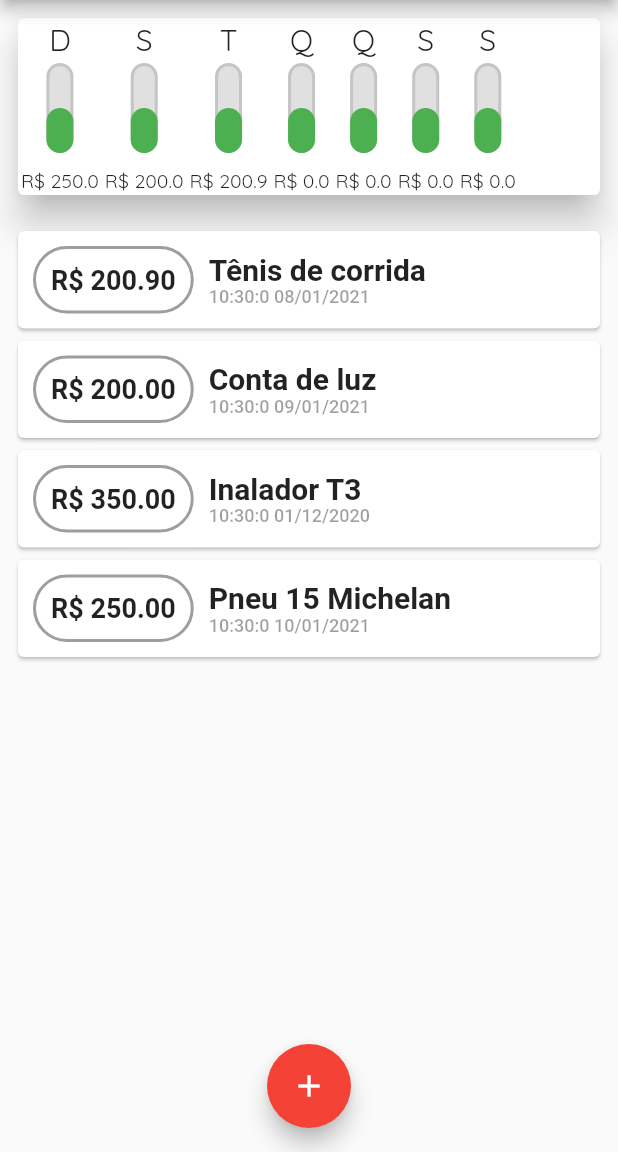
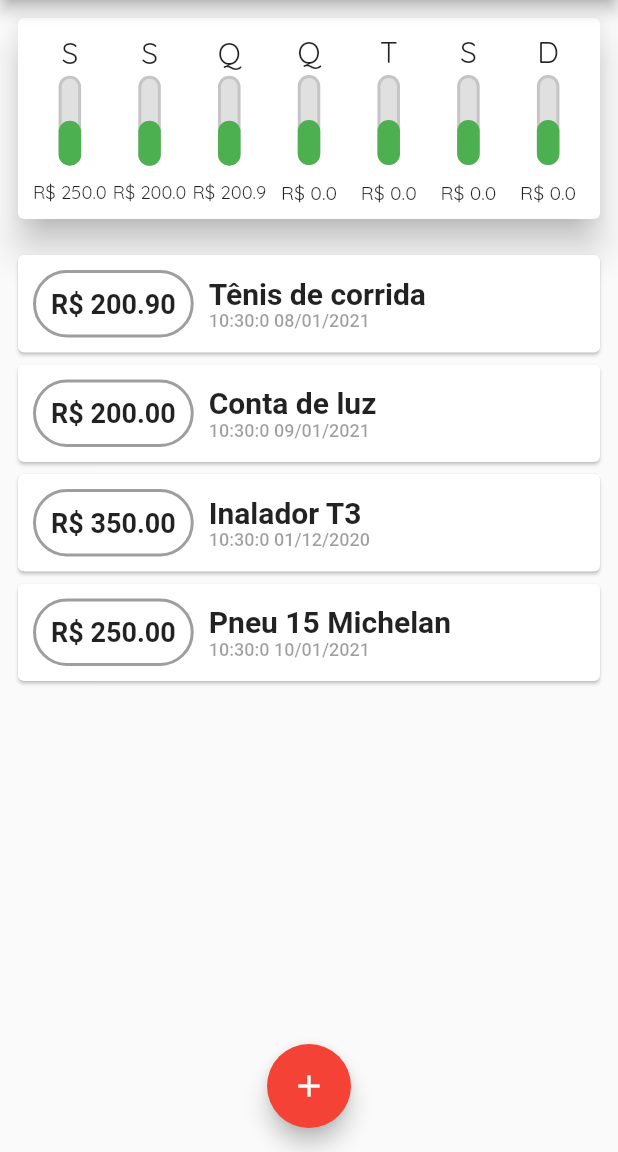
Before and after one commit to BSTK/app_expenses, a Flutter app: the screen it shows after launch, on a phone screen of 412 x 824 dp, the part 84-1236 px from its top. Run offline on Flutter 3.47's test engine with Material 2 defaults, Android fonts, the phone set to English and light mode, and no system bars.

Commit message:
main - Corrigindo tamanho da listagem de transação

```diff
--- a/lib/grafico/grafico-barra.dart
+++ b/lib/grafico/grafico-barra.dart
@@ -19,12 +19,15 @@ class GraficoBarra extends StatelessWidget {
       padding: const EdgeInsets.all(2.0),
       child: Column(
         children: [
-          Text('$dia',
-              style: TextStyle(fontSize: 20.0, fontFamily: 'Quicksand')),
+          FittedBox(
+            fit: BoxFit.fitWidth,
+            child: Text('$dia',
+                style: TextStyle(fontSize: 20.0, fontFamily: 'Quicksand')),
+          ),
           SizedBox(height: 3),
           Container(
             height: 60,
-            width: 18,
+            width: 15,
             child: Stack(
               alignment: Alignment.bottomCenter,
               children: [
@@ -47,13 +50,17 @@ class GraficoBarra extends StatelessWidget {
             ),
           ),
           SizedBox(height: 10),
-          Text('R\$ $valor',
-              style: TextStyle(
-                  fontSize: 13.0,
-                  fontFamily: 'Quicksand'
-              )),
+          FittedBox(
+            fit: BoxFit.cover,
+            child: Text('R\$ $valor',
+                style: TextStyle(
+                    fontSize: 13.0,
+                    fontFamily: 'Quicksand'
+                )),
+          ),
         ],
       ),
     );
   }
+
 }
--- a/lib/grafico/grafico.dart
+++ b/lib/grafico/grafico.dart
@@ -30,10 +30,8 @@ class Grafico extends StatelessWidget {
         }
       }
 
-      print('Dia = ${Semana.dia(index)[0]} | R\$ Valor = $totalSoma');
-
       return {
-        'dia': Semana.dia(index)[0],
+        'dia': Semana.dia(diaDaSemana.weekday)[0],
         'valor': totalSoma,
       };
     });
@@ -44,13 +42,20 @@ class Grafico extends StatelessWidget {
     return Card(
       margin: const EdgeInsets.all(12.0),
       elevation: 10.0,
+      child: Padding(
+        padding: const EdgeInsets.all(8.0),
         child: Row(
+          mainAxisAlignment: MainAxisAlignment.spaceAround,
           children: transacoesAgrupadas.map((transacaoAgrupada) {
-          return GraficoBarra(
+            return Flexible(
+              fit: FlexFit.tight,
+              child: GraficoBarra(
                 dia: transacaoAgrupada['dia'],
                 valor: transacaoAgrupada['valor'],
+              ),
             );
           }).toList(),
+        ),
       ),
     );
   }
--- a/lib/grafico/semana.dart
+++ b/lib/grafico/semana.dart
@@ -2,13 +2,13 @@ class Semana {
 
   static Map<int, String> get dias {
     return {
-      0: 'Domingo',
-      1: 'Segunda Feira',
-      2: 'Terça Feira',
-      3: 'Quarta Feira',
-      4: 'Quinta Feira',
-      5: 'Sexta Feira',
-      6: 'Sábado'
+      1: 'Domingo',
+      2: 'Segunda Feira',
+      3: 'Terça Feira',
+      4: 'Quarta Feira',
+      5: 'Quinta Feira',
+      6: 'Sexta Feira',
+      7: 'Sábado'
     };
   }
 
--- a/lib/home/homepage.dart
+++ b/lib/home/homepage.dart
@@ -2,8 +2,8 @@ import 'dart:math';
 
 import 'package:app_expenses/grafico/grafico.dart';
 import 'package:app_expenses/grafico/semana.dart';
-import 'package:app_expenses/trancacao/componentes/transacoes-form.dart';
-import 'package:app_expenses/trancacao/componentes/transacoes-list.dart';
+import 'package:app_expenses/trancacao/transacoes-form.dart';
+import 'package:app_expenses/trancacao/transacoes-list.dart';
 import 'package:app_expenses/trancacao/transacao.dart';
 import 'package:flutter/material.dart';
 
--- a/lib/trancacao/componentes/transacoes-list.dart
+++ b/lib/trancacao/transacoes-list.dart
@@ -95,12 +95,14 @@ class TransacoesList extends StatelessWidget {
 
   @override
   Widget build(BuildContext context) {
-    return Container(
-      height: MediaQuery.of(context).size.height - 200,
-      padding: EdgeInsets.all(8.0),
-      child: transacoesRealizadas.isEmpty
-        ? imagemNenhumaTransacao(context)
-        : transacoesCadastradas(),
+    return Expanded(
+      child: Container(
+        padding: EdgeInsets.all(8.0),
+        child: transacoesRealizadas.isEmpty
+          ? imagemNenhumaTransacao(context)
+          : transacoesCadastradas(),
+      ),
     );
   }
+
 }
```
Also changed, not shown: lib/trancacao/transacoes-form.dart (renamed from lib/trancacao/componentes/transacoes-form.dart). Lines whose indentation alone changed are shown as unchanged.
